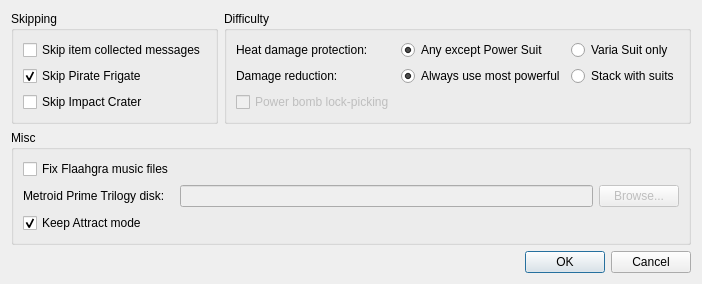
YonicDev/mpdr, file DoorRandomizer/GUI/PatchSettings/patchsettingspanel.ui: the form before one commit.
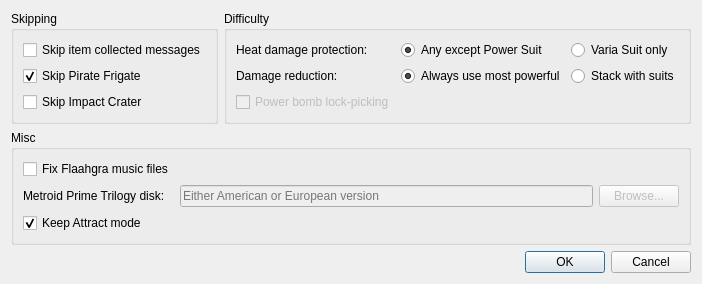
The form after the commit.

Patch:
```diff
--- a/DoorRandomizer/GUI/PatchSettings/patchsettingspanel.ui
+++ b/DoorRandomizer/GUI/PatchSettings/patchsettingspanel.ui
@@ -164,6 +164,9 @@
         <property name="enabled">
          <bool>false</bool>
         </property>
+        <property name="placeholderText">
+         <string>Either American or European version</string>
+        </property>
        </widget>
       </item>
       <item row="1" column="2">
```
Left out of the diff: 9 changed lines with no effect on the pictures.
